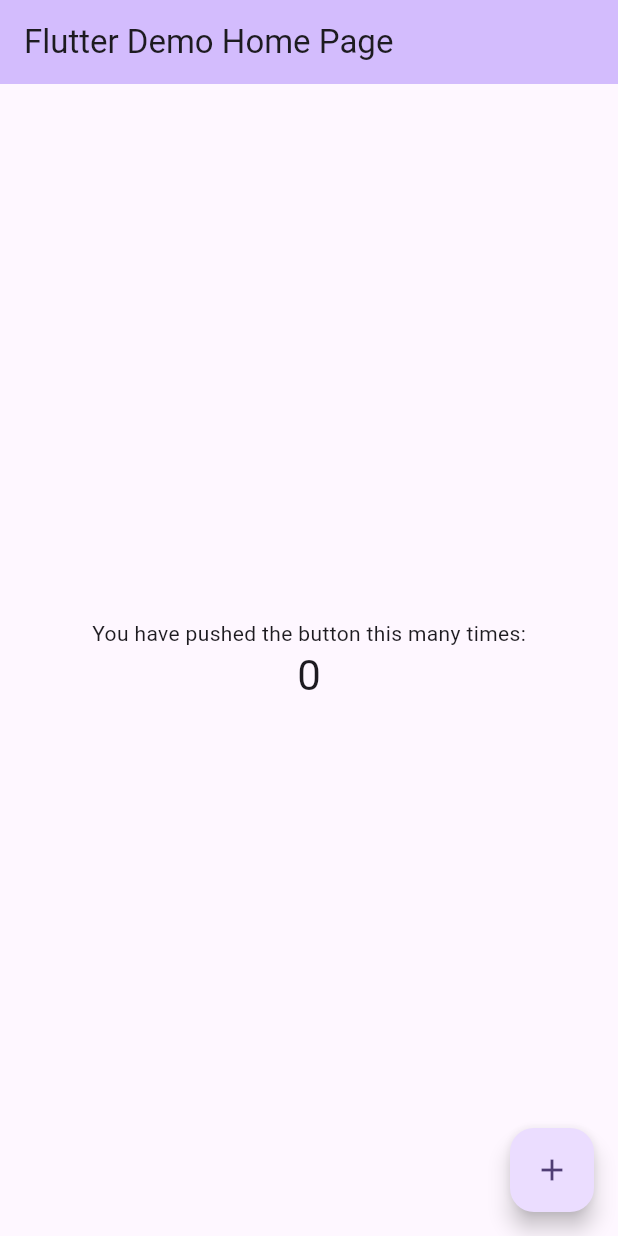
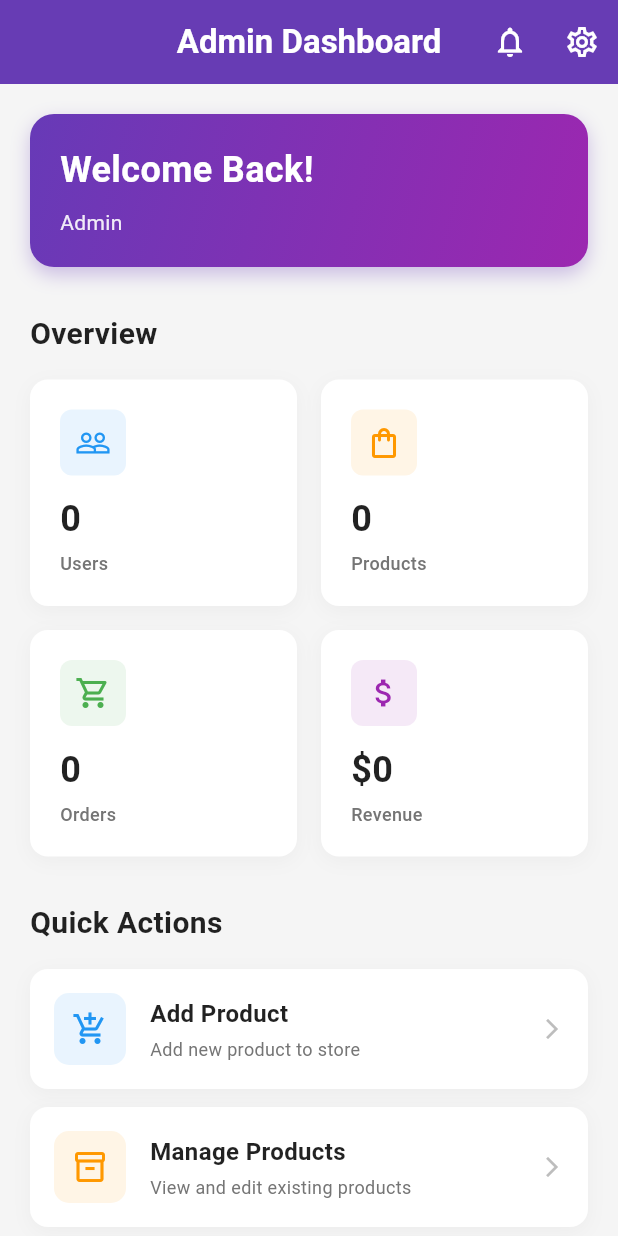
Before and after one commit to ZiadElsewedy/E-commerce-App, a Flutter app: the screen it shows after launch, on a phone screen of 412 x 824 dp. Run offline on Flutter 3.47's test engine with Material 3 defaults, Android fonts, the phone set to English and light mode, and no system bars; our stand-ins replace firebase_auth, firebase_core; accounts and stored records are empty.

Commit message:
In this update, I reorganized the repository into a monorepo structure to support both the customer mobile app and a separate admin panel. I created a dedicated Apps/AdminPanel_app project and connected it to the same Firebase project using flutterfire configure, which generated the required Firebase configuration files (including firebase_options.dart) and registered Android/Web apps in Firebase.
Additionally, I added a reusable shared UI package (packages/shared_ui) to centralize the app theme and styling (colors, typography, etc.), so both the customer app and the admin panel can use the same design system consistently. I also updated the necessary project files (Gradle settings and Google services configuration) to ensure Firebase works correctly across platforms.

This structure makes the codebase cleaner, scalable, and easier to maintain while enabling fast development of the admin dashboard without affecting the customer app.

```diff
--- /dev/null
+++ b/Apps/AdminBanel_app/lib/Admin/admin_page.dart
@@ -0,0 +1,330 @@
+import 'package:flutter/material.dart';
+import 'package:firebase_auth/firebase_auth.dart';
+
+class AdminPage extends StatelessWidget {
+  const AdminPage({super.key});
+
+  @override
+  Widget build(BuildContext context) {
+    final user = FirebaseAuth.instance.currentUser;
+
+    return Scaffold(
+      backgroundColor: Colors.grey[100],
+      appBar: AppBar(
+        title: const Text(
+          'Admin Dashboard',
+          style: TextStyle(fontWeight: FontWeight.bold),
+        ),
+        backgroundColor: Colors.deepPurple,
+        foregroundColor: Colors.white,
+        elevation: 2,
+        actions: [
+          IconButton(
+            icon: const Icon(Icons.notifications_outlined),
+            onPressed: () {
+              // TODO: Implement notifications
+            },
+          ),
+          IconButton(
+            icon: const Icon(Icons.settings_outlined),
+            onPressed: () {
+              // TODO: Implement settings
+            },
+          ),
+        ],
+      ),
+      body: SingleChildScrollView(
+        padding: const EdgeInsets.all(20),
+        child: Column(
+          crossAxisAlignment: CrossAxisAlignment.start,
+          children: [
+            // Welcome Card
+            Container(
+              width: double.infinity,
+              padding: const EdgeInsets.all(20),
+              decoration: BoxDecoration(
+                gradient: const LinearGradient(
+                  colors: [Colors.deepPurple, Colors.purple],
+                  begin: Alignment.topLeft,
+                  end: Alignment.bottomRight,
+                ),
+                borderRadius: BorderRadius.circular(16),
+                boxShadow: [
+                  BoxShadow(
+                    color: Colors.deepPurple.withValues(alpha: 0.3),
+                    blurRadius: 10,
+                    offset: const Offset(0, 5),
+                  ),
+                ],
+              ),
+              child: Column(
+                crossAxisAlignment: CrossAxisAlignment.start,
+                children: [
+                  const Text(
+                    'Welcome Back!',
+                    style: TextStyle(
+                      color: Colors.white,
+                      fontSize: 24,
+                      fontWeight: FontWeight.bold,
+                    ),
+                  ),
+                  const SizedBox(height: 8),
+                  Text(
+                    user?.email ?? 'Admin',
+                    style: TextStyle(
+                      color: Colors.white.withValues(alpha: 0.9),
+                      fontSize: 14,
+                    ),
+                  ),
+                ],
+              ),
+            ),
+
+            const SizedBox(height: 30),
+
+            // Statistics Title
+            const Text(
+              'Overview',
+              style: TextStyle(
+                fontSize: 20,
+                fontWeight: FontWeight.bold,
+                color: Colors.black87,
+              ),
+            ),
+
+            const SizedBox(height: 16),
+
+            // Statistics Cards
+            Row(
+              children: [
+                Expanded(
+                  child: _buildStatCard(
+                    icon: Icons.people_outline,
+                    title: 'Users',
+                    value: '0',
+                    color: Colors.blue,
+                  ),
+                ),
+                const SizedBox(width: 16),
+                Expanded(
+                  child: _buildStatCard(
+                    icon: Icons.shopping_bag_outlined,
+                    title: 'Products',
+                    value: '0',
+                    color: Colors.orange,
+                  ),
+                ),
+              ],
+            ),
+
+            const SizedBox(height: 16),
+
+            Row(
+              children: [
+                Expanded(
+                  child: _buildStatCard(
+                    icon: Icons.shopping_cart_outlined,
+                    title: 'Orders',
+                    value: '0',
+                    color: Colors.green,
+                  ),
+                ),
+                const SizedBox(width: 16),
+                Expanded(
+                  child: _buildStatCard(
+                    icon: Icons.attach_money,
+                    title: 'Revenue',
+                    value: '\$0',
+                    color: Colors.purple,
+                  ),
+                ),
+              ],
+            ),
+
+            const SizedBox(height: 30),
+
+            // Quick Actions Title
+            const Text(
+              'Quick Actions',
+              style: TextStyle(
+                fontSize: 20,
+                fontWeight: FontWeight.bold,
+                color: Colors.black87,
+              ),
+            ),
+
+            const SizedBox(height: 16),
+
+            // Quick Action Buttons
+            _buildActionButton(
+              icon: Icons.add_shopping_cart,
+              title: 'Add Product',
+              subtitle: 'Add new product to store',
+              color: Colors.blue,
+              onTap: () {
+                // TODO: Navigate to add product page
+              },
+            ),
+
+            const SizedBox(height: 12),
+
+            _buildActionButton(
+              icon: Icons.inventory_2_outlined,
+              title: 'Manage Products',
+              subtitle: 'View and edit existing products',
+              color: Colors.orange,
+              onTap: () {
+                // TODO: Navigate to manage products page
+              },
+            ),
+
+            const SizedBox(height: 12),
+
+            _buildActionButton(
+              icon: Icons.receipt_long_outlined,
+              title: 'View Orders',
+              subtitle: 'Check customer orders',
+              color: Colors.green,
+              onTap: () {
+                // TODO: Navigate to orders page
+              },
+            ),
+
+            const SizedBox(height: 12),
+
+            _buildActionButton(
+              icon: Icons.people_alt_outlined,
+              title: 'Manage Users',
+              subtitle: 'View and manage customers',
+              color: Colors.purple,
+              onTap: () {
+                // TODO: Navigate to users page
+              },
+            ),
+          ],
+        ),
+      ),
+    );
+  }
+
+  Widget _buildStatCard({
+    required IconData icon,
+    required String title,
+    required String value,
+    required Color color,
+  }) {
+    return Container(
+      padding: const EdgeInsets.all(20),
+      decoration: BoxDecoration(
+        color: Colors.white,
+        borderRadius: BorderRadius.circular(12),
+        boxShadow: [
+          BoxShadow(
+            color: Colors.grey.withValues(alpha: 0.1),
+            blurRadius: 10,
+            offset: const Offset(0, 3),
+          ),
+        ],
+      ),
+      child: Column(
+        crossAxisAlignment: CrossAxisAlignment.start,
+        children: [
+          Container(
+            padding: const EdgeInsets.all(10),
+            decoration: BoxDecoration(
+              color: color.withValues(alpha: 0.1),
+              borderRadius: BorderRadius.circular(8),
+            ),
+            child: Icon(icon, color: color, size: 24),
+          ),
+          const SizedBox(height: 12),
+          Text(
+            value,
+            style: const TextStyle(
+              fontSize: 24,
+              fontWeight: FontWeight.bold,
+              color: Colors.black87,
+            ),
+          ),
+          const SizedBox(height: 4),
+          Text(
+            title,
+            style: TextStyle(
+              fontSize: 12,
+              color: Colors.grey[600],
+              fontWeight: FontWeight.w500,
+            ),
+          ),
+        ],
+      ),
+    );
+  }
+
+  Widget _buildActionButton({
+    required IconData icon,
+    required String title,
+    required String subtitle,
+    required Color color,
+    required VoidCallback onTap,
+  }) {
+    return InkWell(
+      onTap: onTap,
+      borderRadius: BorderRadius.circular(12),
+      child: Container(
+        padding: const EdgeInsets.all(16),
+        decoration: BoxDecoration(
+          color: Colors.white,
+          borderRadius: BorderRadius.circular(12),
+          boxShadow: [
+            BoxShadow(
+              color: Colors.grey.withValues(alpha: 0.1),
+              blurRadius: 10,
+              offset: const Offset(0, 3),
+            ),
+          ],
+        ),
+        child: Row(
+          children: [
+            Container(
+              padding: const EdgeInsets.all(12),
+              decoration: BoxDecoration(
+                color: color.withValues(alpha: 0.1),
+                borderRadius: BorderRadius.circular(10),
+              ),
+              child: Icon(icon, color: color, size: 24),
+            ),
+            const SizedBox(width: 16),
+            Expanded(
+              child: Column(
+                crossAxisAlignment: CrossAxisAlignment.start,
+                children: [
+                  Text(
+                    title,
+                    style: const TextStyle(
+                      fontSize: 16,
+                      fontWeight: FontWeight.bold,
+                      color: Colors.black87,
+                    ),
+                  ),
+                  const SizedBox(height: 4),
+                  Text(
+                    subtitle,
+                    style: TextStyle(
+                      fontSize: 12,
+                      color: Colors.grey[600],
+                    ),
+                  ),
+                ],
+              ),
+            ),
+            Icon(
+              Icons.arrow_forward_ios,
+              size: 16,
+              color: Colors.grey[400],
+            ),
+          ],
+        ),
+      ),
+    );
+  }
+}
--- a/Apps/AdminBanel_app/lib/main.dart
+++ b/Apps/AdminBanel_app/lib/main.dart
@@ -1,122 +1,35 @@
 import 'package:flutter/material.dart';
+import 'package:firebase_core/firebase_core.dart';
+import 'firebase_options.dart';
+import 'Admin/admin_page.dart';
 
-void main() {
-  runApp(const MyApp());
+void main() async {
+  WidgetsFlutterBinding.ensureInitialized();
+  await Firebase.initializeApp(
+    options: DefaultFirebaseOptions.currentPlatform,
+  );
+  runApp(const AdminApp());
 }
+class AdminApp extends StatelessWidget {
+  const AdminApp({super.key});
 
-class MyApp extends StatelessWidget {
-  const MyApp({super.key});
-
-  // This widget is the root of your application.
   @override
   Widget build(BuildContext context) {
     return MaterialApp(
-      title: 'Flutter Demo',
+      debugShowCheckedModeBanner: false,
+      title: 'Admin Panel',
       theme: ThemeData(
-        // This is the theme of your application.
-        //
-        // TRY THIS: Try running your application with "flutter run". You'll see
-        // the application has a purple toolbar. Then, without quitting the app,
-        // try changing the seedColor in the colorScheme below to Colors.green
-        // and then invoke "hot reload" (save your changes or press the "hot
-        // reload" button in a Flutter-supported IDE, or press "r" if you used
-        // the command line to start the app).
-        //
-        // Notice that the counter didn't reset back to zero; the application
-        // state is not lost during the reload. To reset the state, use hot
-        // restart instead.
-        //
-        // This works for code too, not just values: Most code changes can be
-        // tested with just a hot reload.
-        colorScheme: ColorScheme.fromSeed(seedColor: Colors.deepPurple),
+        colorScheme: ColorScheme.fromSeed(
+          seedColor: Colors.deepPurple,
+          brightness: Brightness.light,
+        ),
+        useMaterial3: true,
+        appBarTheme: const AppBarTheme(
+          centerTitle: true,
+          elevation: 0,
+        ),
       ),
-      home: const MyHomePage(title: 'Flutter Demo Home Page'),
+      home: const AdminPage(),
     );
   }
 }
-
-class MyHomePage extends StatefulWidget {
-  const MyHomePage({super.key, required this.title});
-
-  // This widget is the home page of your application. It is stateful, meaning
-  // that it has a State object (defined below) that contains fields that affect
-  // how it looks.
-
-  // This class is the configuration for the state. It holds the values (in this
-  // case the title) provided by the parent (in this case the App widget) and
-  // used by the build method of the State. Fields in a Widget subclass are
-  // always marked "final".
-
-  final String title;
-
-  @override
-  State<MyHomePage> createState() => _MyHomePageState();
-}
-
-class _MyHomePageState extends State<MyHomePage> {
-  int _counter = 0;
-
-  void _incrementCounter() {
-    setState(() {
-      // This call to setState tells the Flutter framework that something has
-      // changed in this State, which causes it to rerun the build method below
-      // so that the display can reflect the updated values. If we changed
-      // _counter without calling setState(), then the build method would not be
-      // called again, and so nothing would appear to happen.
-      _counter++;
-    });
-  }
-
-  @override
-  Widget build(BuildContext context) {
-    // This method is rerun every time setState is called, for instance as done
-    // by the _incrementCounter method above.
-    //
-    // The Flutter framework has been optimized to make rerunning build methods
-    // fast, so that you can just rebuild anything that needs updating rather
-    // than having to individually change instances of widgets.
-    return Scaffold(
-      appBar: AppBar(
-        // TRY THIS: Try changing the color here to a specific color (to
-        // Colors.amber, perhaps?) and trigger a hot reload to see the AppBar
-        // change color while the other colors stay the same.
-        backgroundColor: Theme.of(context).colorScheme.inversePrimary,
-        // Here we take the value from the MyHomePage object that was created by
-        // the App.build method, and use it to set our appbar title.
-        title: Text(widget.title),
-      ),
-      body: Center(
-        // Center is a layout widget. It takes a single child and positions it
-        // in the middle of the parent.
-        child: Column(
-          // Column is also a layout widget. It takes a list of children and
-          // arranges them vertically. By default, it sizes itself to fit its
-          // children horizontally, and tries to be as tall as its parent.
-          //
-          // Column has various properties to control how it sizes itself and
-          // how it positions its children. Here we use mainAxisAlignment to
-          // center the children vertically; the main axis here is the vertical
-          // axis because Columns are vertical (the cross axis would be
-          // horizontal).
-          //
-          // TRY THIS: Invoke "debug painting" (choose the "Toggle Debug Paint"
-          // action in the IDE, or press "p" in the console), to see the
-          // wireframe for each widget.
-          mainAxisAlignment: MainAxisAlignment.center,
-          children: <Widget>[
-            const Text('You have pushed the button this many times:'),
-            Text(
-              '$_counter',
-              style: Theme.of(context).textTheme.headlineMedium,
-            ),
-          ],
-        ),
-      ),
-      floatingActionButton: FloatingActionButton(
-        onPressed: _incrementCounter,
-        tooltip: 'Increment',
-        child: const Icon(Icons.add),
-      ), // This trailing comma makes auto-formatting nicer for build methods.
-    );
-  }
-}
--- a/Apps/customer_app/lib/main.dart
+++ b/Apps/customer_app/lib/main.dart
@@ -6,9 +6,11 @@ import 'package:ecommerceapp/firebase_options.dart';
 import 'package:firebase_core/firebase_core.dart';
 import 'package:flutter/material.dart';
 import 'package:flutter_bloc/flutter_bloc.dart';
+import 'package:shared_ui/app_theme.dart';
 import 'Features/auth/Presentation/Pages/Login_Page.dart';
 import 'Features/auth/Presentation/Pages/EmailVerficationPage.dart';
-import 'themes/app_theme.dart';
+
+
 
 void main() async {
   WidgetsFlutterBinding.ensureInitialized();
--- a/Apps/customer_app/pubspec.yaml
+++ b/Apps/customer_app/pubspec.yaml
@@ -39,6 +39,9 @@ dependencies:
   cloud_firestore: ^6.1.0
   flutter_bloc: ^9.1.1
   google_sign_in: ^6.2.1
+  shared_ui:
+    path: ../packages/shared_ui
+
 
 
 dev_dependencies:
--- /dev/null
+++ b/Apps/packages/shared_ui/analysis_options.yaml
@@ -0,0 +1,4 @@
+include: package:flutter_lints/flutter.yaml
+
+# Additional information about this file can be found at
+# https://dart.dev/guides/language/analysis-options
--- a/Apps/customer_app/lib/themes/app_theme.dart
+++ b/Apps/packages/shared_ui/lib/app_theme.dart
@@ -22,9 +22,8 @@ class AppTheme {
         primary: Colors.grey[700]!, // Main grey color for buttons and primary elements
         secondary: Colors.grey[600]!, // Secondary grey color
 
-        // Surface and background colors
+        // Surface colors
         surface: Colors.grey[50]!, // Background surface color
-        background: Colors.grey[50]!, // App background color
 
         // Error color (keeping red for errors)
         error: Colors.red,
@@ -33,11 +32,10 @@ class AppTheme {
         onPrimary: Colors.white, // Text on primary color
         onSecondary: Colors.white, // Text on secondary color
         onSurface: Colors.grey[900]!, // Text on surface
-        onBackground: Colors.grey[900]!, // Text on background
         onError: Colors.white, // Text on error color
 
         // Additional color properties
-        surfaceVariant: Colors.grey[100]!,
+        surfaceContainerHighest: Colors.grey[100]!,
         onSurfaceVariant: Colors.grey[700]!,
       ),
 
@@ -98,15 +96,13 @@ class AppTheme {
         tertiary: Colors.grey.shade900,
         inversePrimary: Colors.grey.shade300,
         surface: Colors.grey.shade900,
-        background: Colors.grey.shade900,
         error: Colors.red[400]!,
         onPrimary: Colors.grey.shade900,
         onSecondary: Colors.grey.shade100,
         onTertiary: Colors.grey.shade100,
         onSurface: Colors.grey.shade100,
-        onBackground: Colors.grey.shade100,
         onError: Colors.white,
-        surfaceVariant: Colors.grey.shade800,
+        surfaceContainerHighest: Colors.grey.shade800,
         onSurfaceVariant: Colors.grey.shade300,
       ),
 
--- /dev/null
+++ b/Apps/packages/shared_ui/lib/shared_ui.dart
@@ -0,0 +1,8 @@
+/// Shared UI Package
+///
+/// This package contains shared UI components, themes, and widgets
+/// used across the E-Commerce App ecosystem (Customer App & Admin App).
+library shared_ui;
+
+// Export the app theme
+export 'app_theme.dart';
```
Also changed, not shown: Apps/AdminBanel_app/pubspec.yaml (+11 -4 lines), Apps/packages/shared_ui/pubspec.yaml (added, +54 -0 lines), Apps/AdminBanel_app/firebase.json (added), Apps/AdminBanel_app/lib/firebase_options.dart (added), Apps/AdminBanel_app/pubspec.lock, Apps/customer_app/pubspec.lock, 12 other files.
